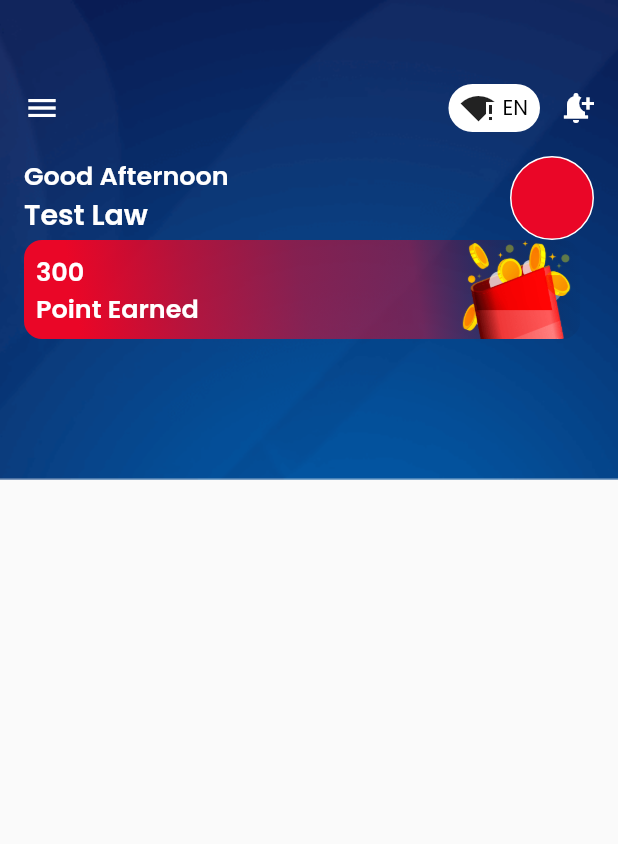
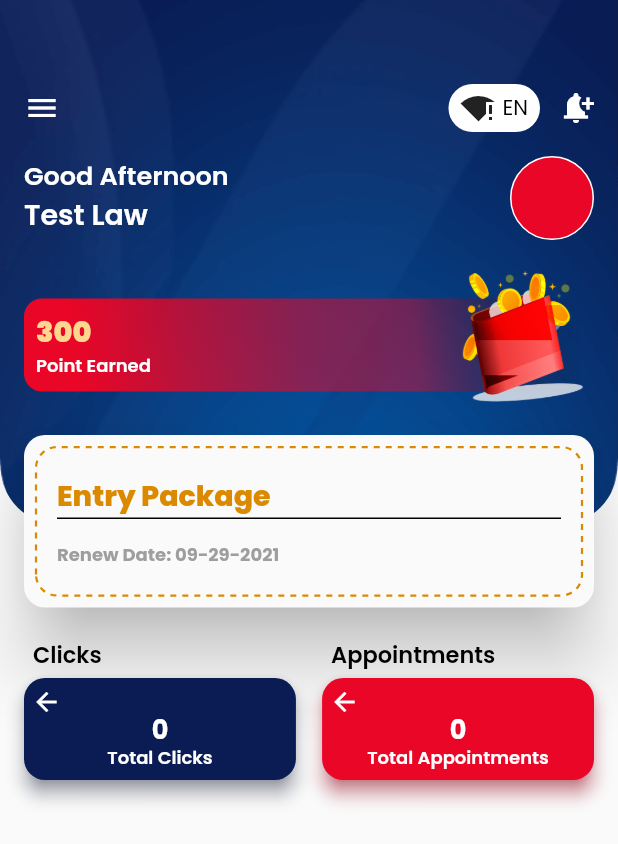
Before and after one commit to vishantjawallia/neeleez_flutter_app, a Flutter app: the _DashboardMobile screen opened directly with empty values, after a tap on the "menu" icon, after a tap on "Dashboard", on a phone screen of 412 x 824 dp. Shown: the top 844 px of the screen. Run offline on Flutter 3.47's test engine with Material 2 defaults, Android fonts, the phone set to English and light mode, and no system bars; drawn by our look-alikes of dotted_border; our stand-ins replace cached_network_image, equatable, get, get_it, google_fonts, logger and 5 more; accounts and stored records are empty; network calls fail.

Commit message:
new commit ios

```diff
--- a/lib/api/apiRepository.dart
+++ b/lib/api/apiRepository.dart
@@ -49,7 +49,8 @@ class apiRepository {
         log(uri.toString());
         log(url.toString());
         // return;
-        throw "api-error";
+        return null;
+        // throw "api-error";
       }
     } on SocketException catch (e) {
       log('$e');
--- a/lib/components/dailogs/logout_popup.dart
+++ b/lib/components/dailogs/logout_popup.dart
@@ -34,7 +34,7 @@ class LogoutPopup extends StatelessWidget {
       backgroundColor: Colors.transparent,
       body: Align(
         alignment: Alignment.bottomCenter,
-        heightFactor: 2.15,
+        heightFactor: 2,
         child: Wrap(
           children: [
             SizedBox(
@@ -66,7 +66,7 @@ class LogoutPopup extends StatelessWidget {
                           ),
                           color: Palettes.white,
                         ),
-                        height: 220,
+                        height: 210,
                         width: 330,
                         child: Column(
                           mainAxisAlignment: MainAxisAlignment.end,
@@ -119,7 +119,7 @@ class LogoutPopup extends StatelessWidget {
                                   text: 'Yes',
                                   onTap: () async {
                                     Get.back();
-                                    await SharedPreferenceHelper.setString(Preferences.customerId, 'N/A');
+                                    await SharedPreferenceHelper.setString(Preferences.userId, 'N/A');
                                     await SharedPreferenceHelper.setString(Preferences.countryInfo, 'N/A');
                                     await SharedPreferenceHelper.setBoolean(Preferences.isLogged, false);
                                     Get.offAll(() => const LoginView());
--- a/lib/config/palettes.dart
+++ b/lib/config/palettes.dart
@@ -10,5 +10,6 @@ class Palettes {
   static final Color grey3 = Colors.grey.shade600;
   static const Color orange = Color(0xffF67537);
   static const Color black = Colors.black;
-  // static const Color grey = Color(0xffffffff);
+  static const Color yellow = Color(0xffF7B93D); //#DB8A00
+  static const Color yellowDark = Color(0xffDB8A00); //#DB8A00
 }
--- a/lib/config/pref_constant.dart
+++ b/lib/config/pref_constant.dart
@@ -6,7 +6,7 @@ class Preferences {
   static const String isLogged = "isLogged";
   static const String countryInfo = "countryInfo";
   static const String isOnboardingCompleted = "isOnboardingCompleted";
-  static const String customerId = "customerId";
+  static const String userId = "userId";
   static const String password = "password";
   static const String username = "username";
 }
--- a/lib/main.dart
+++ b/lib/main.dart
@@ -25,7 +25,7 @@ void main() async {
   SystemChrome.setPreferredOrientations([DeviceOrientation.portraitUp, DeviceOrientation.portraitDown]);
   await LocatorInjector.setupLocator();
   await SharedPreferenceHelper.init();
-  // SharedPreferenceHelper.clearPref();
+
   runApp(
     MultiProvider(
       providers: ProviderInjector.providers,
--- a/lib/views/dashboard/dashboard_mobile.dart
+++ b/lib/views/dashboard/dashboard_mobile.dart
@@ -1,4 +1,4 @@
-// ignore_for_file: prefer_const_constructors, prefer_interpolation_to_compose_strings, prefer_const_literals_to_create_immutables, void_checks
+// ignore_for_file: prefer_const_constructors, prefer_interpolation_to_compose_strings, prefer_const_literals_to_create_immutables, void_checks, sized_box_for_whitespace
 
 part of dashboard_view;
 
@@ -13,14 +13,15 @@ class _DashboardMobile extends StatelessWidget {
     return Scaffold(
       key: _scaffoldKey,
       drawer: CustomDrawer(
-        username: viewModel.user.firstName! + "" + viewModel.user.lastName!,
-        email: viewModel.user.email!,
         onItemTap: (obj) {
           _scaffoldKey.currentState!.closeDrawer();
           return viewModel.onDrawerItemTap(context, obj);
         },
       ),
-      body: DashboardLayout(
+      body: SingleChildScrollView(
+        scrollDirection: Axis.vertical,
+        physics: BouncingScrollPhysics(),
+        child: DashboardLayout(
           child: Padding(
             padding: const EdgeInsets.symmetric(horizontal: 16),
             child: Column(
@@ -29,7 +30,91 @@ class _DashboardMobile extends StatelessWidget {
               children: <Widget>[
                 _topBox(context),
                 _userDetail(),
-              Stack(
+                const SizedBox(height: 20),
+                _box1(),
+                const SizedBox(height: 10),
+                _box2(),
+                const SizedBox(height: 20),
+                _box4(),
+              ],
+            ),
+          ),
+        ),
+      ),
+    );
+  }
+
+  Row _box4() {
+    return Row(
+      mainAxisAlignment: MainAxisAlignment.spaceBetween,
+      children: [
+        BoxWidget(
+          color: Palettes.primary,
+          icon: "",
+          dsc: "0",
+          head1: "Clicks",
+          head2: "Total Clicks",
+        ),
+        BoxWidget(
+          color: Palettes.red,
+          icon: "",
+          dsc: "0",
+          head1: "Appointments",
+          head2: "Total Appointments",
+        ),
+      ],
+    );
+  }
+
+  Material _box2() {
+    return Material(
+      elevation: 20,
+      borderRadius: BorderRadius.circular(14),
+      child: Container(
+        padding: EdgeInsets.all(8),
+        child: DottedBorder(
+          borderType: BorderType.RRect,
+          radius: Radius.circular(14),
+          dashPattern: [4, 4],
+          color: Palettes.yellowDark,
+          strokeWidth: 1.5,
+          child: Container(
+            child: Container(
+              padding: EdgeInsets.symmetric(vertical: 16, horizontal: 12),
+              child: Column(
+                mainAxisAlignment: MainAxisAlignment.spaceEvenly,
+                crossAxisAlignment: CrossAxisAlignment.start,
+                children: [
+                  Text(
+                    'Entry Package'.tr,
+                    style: Get.textTheme.headlineMedium!.copyWith(fontWeight: FontWeight.w800, color: Palettes.yellowDark),
+                    textAlign: TextAlign.left,
+                  ),
+                  Divider(
+                    height: 3,
+                    color: Palettes.black,
+                    thickness: 1,
+                  ),
+                  const SizedBox(height: 14),
+                  Text(
+                    'Renew Date: 09-29-2021'.tr,
+                    style: Get.textTheme.bodySmall!.copyWith(fontWeight: FontWeight.w700, color: Palettes.grey1),
+                    textAlign: TextAlign.left,
+                  ),
+                  // const SizedBox(height: 6),
+                ],
+              ),
+            ),
+          ),
+        ),
+      ),
+    );
+  }
+
+  Container _box1() {
+    return Container(
+      height: 100,
+      child: Stack(
         fit: StackFit.passthrough,
         children: [
           Row(
@@ -37,6 +122,7 @@ class _DashboardMobile extends StatelessWidget {
             children: [
               Container(
                 width: 90.w,
+                height: 62,
                 padding: EdgeInsets.all(8),
                 decoration: BoxDecoration(
                   borderRadius: BorderRadius.circular(12),
@@ -59,12 +145,12 @@ class _DashboardMobile extends StatelessWidget {
                   children: <Widget>[
                     Text(
                       '300'.tr,
-                              style: Get.textTheme.headlineSmall!.copyWith(fontWeight: FontWeight.w600),
+                      style: Get.textTheme.headlineMedium!.copyWith(fontWeight: FontWeight.w900, color: Color.fromARGB(255, 255, 214, 142)),
                       textAlign: TextAlign.left,
                     ),
                     Text(
                       'Point Earned'.tr,
-                              style: Get.textTheme.headlineSmall!.copyWith(fontWeight: FontWeight.w600),
+                      style: Get.textTheme.bodySmall!.copyWith(fontWeight: FontWeight.w600),
                       textAlign: TextAlign.left,
                     ),
                   ],
@@ -75,15 +161,14 @@ class _DashboardMobile extends StatelessWidget {
           Positioned(
             right: 1,
             child: Container(
+              child: Image.asset(
                 height: 90,
-                      child: Image.asset(MyImage.imgDashboard1),
+                MyImage.imgDashboard1,
+                fit: BoxFit.fill,
+              ),
             ),
           ),
         ],
-              )
-            ],
-          ),
-        ),
       ),
     );
   }
@@ -98,11 +183,10 @@ class _DashboardMobile extends StatelessWidget {
             onTap: () {
               try {
                 _scaffoldKey.currentState!.openDrawer();
-                // Scaffold.of(_).openDrawer();
-                // _scaffoldKey.currentState!.openDrawer();
               } catch (e) {
                 print(e);
               }
+              // viewModel.loadItems();
               // Get.
             },
             child: Icon(Icons.menu, color: Palettes.white),
--- a/lib/views/dashboard/dashboard_view.dart
+++ b/lib/views/dashboard/dashboard_view.dart
@@ -1,9 +1,12 @@
 library dashboard_view;
 
+import 'package:dotted_border/dotted_border.dart';
 import 'package:get/get.dart';
 import 'package:neeleez_flutter_app/config/my_Image.dart';
 import 'package:neeleez_flutter_app/helpers/helper.dart';
 import 'package:neeleez_flutter_app/models/user_data.dart';
+import 'package:neeleez_flutter_app/views/dashboard/widgets/box_widget.dart';
+import 'package:neeleez_flutter_app/widgets/dashed_rect.dart';
 import 'package:stacked/stacked.dart';
 import 'package:responsive_builder/responsive_builder.dart';
 import 'package:flutter/material.dart';
--- a/lib/views/dashboard/dashboard_view_model.dart
+++ b/lib/views/dashboard/dashboard_view_model.dart
@@ -49,10 +49,12 @@ class DashboardViewModel extends BaseViewModel {
 
 Future<UserData?> getUserData() async {
   try {
-    String? id = SharedPreferenceHelper.getString(Preferences.customerId);
+    String? id = SharedPreferenceHelper.getString(Preferences.userId);
     final res = await apiRepository.apiGet(url: '${Url.customerById}/$id');
     if (res != null) {
-      return UserData.fromJson(res);
+      var data = UserData.fromJson(res);
+      log(data.toString());
+      return data;
     }
   } catch (e) {
     log("Error===========>$e");
--- /dev/null
+++ b/lib/views/dashboard/widgets/box_widget.dart
@@ -0,0 +1,88 @@
+import 'package:flutter/material.dart';
+import 'package:get/get.dart';
+import 'package:neeleez_flutter_app/config/palettes.dart';
+import 'package:neeleez_flutter_app/helpers/helper.dart';
+
+class BoxWidget extends StatelessWidget {
+  final Color? color;
+  final String? head1;
+  final String? icon;
+  final String? head2;
+  final String? dsc;
+  const BoxWidget({
+    Key? key,
+    required this.color,
+    required this.icon,
+    required this.dsc,
+    required this.head1,
+    required this.head2,
+  }) : super(key: key);
+
+  @override
+  Widget build(BuildContext context) {
+    return Container(
+      child: Column(
+        mainAxisAlignment: MainAxisAlignment.start,
+        crossAxisAlignment: CrossAxisAlignment.start,
+        children: <Widget>[
+          Padding(
+            padding: const EdgeInsets.only(left: 6),
+            child: Text(
+              head1 ?? 'Clicks'.tr,
+              style: Get.textTheme.titleLarge!.copyWith(fontWeight: FontWeight.w600, color: Palettes.black),
+              textAlign: TextAlign.left,
+            ),
+          ),
+          Padding(
+            padding: const EdgeInsets.only(top: 4),
+            child: Material(
+              elevation: 5,
+              shadowColor: color ?? Palettes.primary,
+              borderRadius: BorderRadius.circular(14),
+              color: color ?? Palettes.primary,
+              surfaceTintColor: color ?? Palettes.primary,
+              child: Container(
+                height: 68,
+                width: 44.w,
+                padding: const EdgeInsets.symmetric(horizontal: 4),
+                child: Stack(
+                  alignment: Alignment.center,
+                  fit: StackFit.expand,
+                  children: <Widget>[
+                    const Positioned(
+                      top: 6,
+                      left: 1,
+                      child: Icon(
+                        Icons.arrow_back,
+                        color: Palettes.white,
+                        size: 20,
+                      ),
+                    ),
+                    Column(
+                      mainAxisAlignment: MainAxisAlignment.end,
+                      crossAxisAlignment: CrossAxisAlignment.center,
+                      children: [
+                        Align(
+                          heightFactor: 0.8,
+                          child: Text(
+                            dsc ?? '0'.tr,
+                            style: Get.textTheme.headlineSmall!.copyWith(fontWeight: FontWeight.w700),
+                          ),
+                        ),
+                        Text(
+                          head2 ?? 'Total Clicks'.tr,
+                          style: Get.textTheme.bodySmall!.copyWith(fontWeight: FontWeight.w600),
+                        ),
+                        const SizedBox(height: 6),
+                      ],
+                    ),
+                  ],
+                ),
+              ),
+            ),
+          ),
+        ],
+      ),
+    );
+  }
+}
--- a/lib/views/dashboard/widgets/drawer.dart
+++ b/lib/views/dashboard/widgets/drawer.dart
@@ -1,28 +1,27 @@
-// ignore_for_file: deprecated_member_use
+// ignore_for_file: deprecated_member_use, unused_field
 
 import 'package:flutter/material.dart';
 import 'package:get/get.dart';
 import 'package:neeleez_flutter_app/config/palettes.dart';
 import 'package:neeleez_flutter_app/helpers/helper.dart';
+import 'package:shimmer/shimmer.dart';
 
 import '../../../config/config.dart';
+import '../../../models/user_data.dart';
+import '../dashboard_view_model.dart';
 
 class CustomDrawer extends Drawer {
-  String username;
-  String email;
-  // final bool? isBusy;
   final void Function(Map obj)? onItemTap;
-
+  final DashboardViewModel _dashboardController = DashboardViewModel();
   CustomDrawer({
     Key? key,
     required this.onItemTap,
-    // required this.isBusy,
-    required this.username,
-    required this.email,
   }) : super(key: key);
 
   @override
   Widget build(BuildContext context) {
+    UserData? useData = _dashboardController.userData;
+    bool? isBusy = _dashboardController.isBusy;
     return SafeArea(
       child: ClipRRect(
         borderRadius: Helper.isRtl()
@@ -39,7 +38,7 @@ class CustomDrawer extends Drawer {
           child: Column(
             children: [
               Container(
-                height: 24.h,
+                height: 212,
                 width: 100.w,
                 padding: const EdgeInsets.symmetric(vertical: 24, horizontal: 22),
                 color: Palettes.primary,
@@ -71,9 +70,8 @@ class CustomDrawer extends Drawer {
                         ),
                       ],
                     ),
-                    // SizedBox(height: 20),
                     const SizedBox(height: 10),
-                    _nameData()
+                    _nameData(isBusy, useData)
                   ],
                 ),
               ),
@@ -139,50 +137,48 @@ class CustomDrawer extends Drawer {
     );
   }
 
-  Column _nameData() {
+  Column _nameData(isBusy, useData) {
     return Column(
       crossAxisAlignment: CrossAxisAlignment.start,
       children: <Widget>[
-        // isBusy!
-        //     ? SizedBox(
-        //         height: 14,
-        //         child: Shimmer.fromColors(
-        //           baseColor: Colors.grey,
-        //           highlightColor: Colors.white,
-        //           child: Container(
-        //             margin: const EdgeInsets.only(bottom: 2),
-        //             decoration: BoxDecoration(
-        //               borderRadius: BorderRadius.circular(22),
-        //               color: Palettes.white.withOpacity(0.4),
-        //             ),
-        //           ),
-        //         ),
-        //       )
-        //     :
-        Text(
-          username,
-          style: Get.textTheme.headline4!.copyWith(fontWeight: FontWeight.w700),
-        ),
-        // isBusy!
-        //     ? SizedBox(
-        //         height: 14,
-        //         child: Shimmer.fromColors(
-        //           baseColor: Colors.grey,
-        //           highlightColor: Colors.white,
-        //           child: Container(
-        //             margin: const EdgeInsets.only(top: 2),
-        //             decoration: BoxDecoration(
-        //               borderRadius: BorderRadius.circular(22),
-        //               color: Palettes.white.withOpacity(0.4),
-        //             ),
-        //           ),
-        //         ),
-        //       )
-        //     :
-        Text(
-          email,
-          style: Get.textTheme.bodyText1!.copyWith(color: Palettes.white),
-        ),
+        isBusy! || useData == null
+            ? SizedBox(
+                height: 14,
+                child: Shimmer.fromColors(
+                  baseColor: Colors.grey,
+                  highlightColor: Colors.white,
+                  child: Container(
+                    margin: const EdgeInsets.only(bottom: 2),
+                    decoration: BoxDecoration(
+                      borderRadius: BorderRadius.circular(22),
+                      color: Palettes.white.withOpacity(0.4),
+                    ),
+                  ),
+                ),
+              )
+            : Text(
+                "${useData!.firstName!} ${useData!.lastName!}",
+                style: Get.textTheme.headline4!.copyWith(fontWeight: FontWeight.w700),
+              ),
+        isBusy! || useData == null
+            ? SizedBox(
+                height: 14,
+                child: Shimmer.fromColors(
+                  baseColor: Colors.grey,
+                  highlightColor: Colors.white,
+                  child: Container(
+                    margin: const EdgeInsets.only(top: 2),
+                    decoration: BoxDecoration(
+                      borderRadius: BorderRadius.circular(22),
+                      color: Palettes.white.withOpacity(0.4),
+                    ),
+                  ),
+                ),
+              )
+            : Text(
+                useData!.email!,
+                style: Get.textTheme.bodyText1!.copyWith(color: Palettes.white),
+              ),
       ],
     );
   }
--- a/lib/views/dashboard/widgets/layout.dart
+++ b/lib/views/dashboard/widgets/layout.dart
@@ -14,11 +14,19 @@ class DashboardLayout extends StatelessWidget {
       fit: StackFit.passthrough,
       children: [
         Positioned(
-          child: Image.asset(
-            MyImage.dashBack,
-            fit: BoxFit.fitHeight,
-            scale: 2,
-            height: 320,
+          child: Container(
+            child: ClipRRect(
+              borderRadius: const BorderRadius.only(
+                bottomLeft: Radius.circular(40),
+                bottomRight: Radius.circular(40),
+              ),
+              child: Image.asset(
+                MyImage.dashBack,
+                fit: BoxFit.fill,
+                scale: 2,
+                height: 350,
+              ),
+            ),
           ),
         ),
         Container(
--- a/lib/views/login/login_view.dart
+++ b/lib/views/login/login_view.dart
@@ -1,10 +1,6 @@
 library login_view;
 
-import 'dart:convert';
-import 'dart:math';
-
 import 'package:get/get.dart';
-import 'package:get/get_core/src/get_main.dart';
 import 'package:neeleez_flutter_app/config/my_Image.dart';
 import 'package:neeleez_flutter_app/config/my_icon.dart';
 import 'package:neeleez_flutter_app/config/palettes.dart';
--- a/lib/views/splash/splash_view_model.dart
+++ b/lib/views/splash/splash_view_model.dart
@@ -28,7 +28,7 @@ class SplashViewModel extends BaseViewModel {
         await SharedPreferenceHelper.setString(Preferences.countryInfo, jsonEncode(res));
         bool isOnboardingCompleted = SharedPreferenceHelper.getBoolean(Preferences.isOnboardingCompleted);
         bool isLogged = SharedPreferenceHelper.getBoolean(Preferences.isLogged);
-        String? customerId = SharedPreferenceHelper.getString(Preferences.customerId);
+        String? customerId = SharedPreferenceHelper.getString(Preferences.userId);
         if (isLogged && customerId != "N/A") {
           Get.off(() => const DashboardView(), transition: Transition.native);
         } else if (isOnboardingCompleted) {
--- a/pubspec.yaml
+++ b/pubspec.yaml
@@ -26,6 +26,7 @@ dependencies:
     fl_country_code_picker: ^0.1.2
     pinput: ^2.2.21
     shimmer: ^2.0.0
+    dotted_border: ^2.0.0+3
 dev_dependencies:
     flutter_test:
         sdk: flutter
```
Also changed, not shown: lib/components/dailogs/warning_popup.dart (+24 -36 lines), lib/views/login/login_mobile.dart (+4 -4 lines), lib/views/login/login_view_model.dart (+7 -3 lines), lib/widgets/custom_button.dart (+6 -1 lines), lib/widgets/dashed_rect.dart (added, +105 -0 lines), lib/widgets/url_image.dart (added, +23 -0 lines), pubspec.lock, 4 other files. Lines whose indentation alone changed are shown as unchanged.
